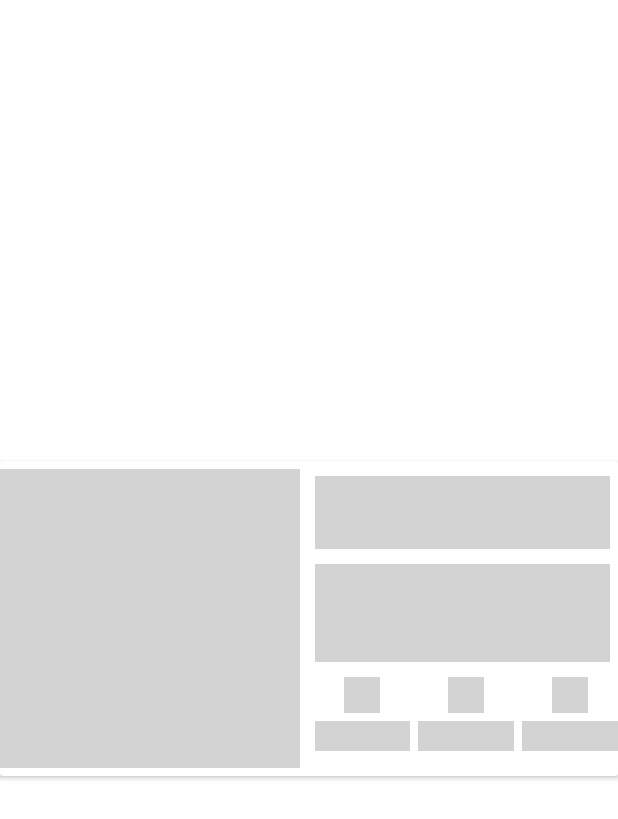
After one commit to DeeKiza22/FoodRecipes, an Android app: the layout recipe_row_layout_shimmer.xml on its own in the app's theme, with its tools: preview values and no code run, on a phone screen of 412 x 824 dp. The commit adds this screen. Shown: the top 819 px of the screen. Run offline under Robolectric (Android 15) with nearby library versions, the phone set to English and light mode, and no system bars.

Commit message:
August 15 work.

```diff
--- a/app/build.gradle
+++ b/app/build.gradle
@@ -44,4 +44,6 @@ dependencies {
     implementation "androidx.navigation:navigation-fragment-ktx:2.5.1"
     implementation "androidx.navigation:navigation-ui-ktx:2.5.1"
 
+    //shimmer
+    implementation 'com.facebook.shimmer:shimmer:0.5.0'
 }
--- a/app/src/main/AndroidManifest.xml
+++ b/app/src/main/AndroidManifest.xml
@@ -3,16 +3,21 @@
     xmlns:tools="http://schemas.android.com/tools"
     package="com.example.foodrecipes">
 
+    <uses-permission android:name="android.permission.INTERNET" />
+    <uses-permission android:name="android.permission.ACCESS_NETWORK_STATE" />
+
+
     <application
         android:allowBackup="true"
         android:dataExtractionRules="@xml/data_extraction_rules"
-        android:fullBackupContent="@xml/backup_rules"
+        android:fullBackupContent="true"
         android:icon="@mipmap/ic_launcher"
         android:label="@string/app_name"
         android:roundIcon="@mipmap/ic_launcher_round"
         android:supportsRtl="true"
         android:theme="@style/Theme.FoodRecipes"
         tools:targetApi="31">
+
         <activity
             android:name=".MainActivity"
             android:exported="true">
--- a/app/src/main/java/com/example/foodrecipes/MainActivity.kt
+++ b/app/src/main/java/com/example/foodrecipes/MainActivity.kt
@@ -3,34 +3,31 @@ package com.example.foodrecipes
 import androidx.appcompat.app.AppCompatActivity
 import android.os.Bundle
 import androidx.navigation.fragment.NavHostFragment
+import androidx.navigation.ui.AppBarConfiguration
 import androidx.navigation.ui.setupActionBarWithNavController
 import androidx.navigation.ui.setupWithNavController
 import com.google.android.material.bottomnavigation.BottomNavigationView
-import androidx.navigation.ui.AppBarConfiguration as AppBarConfiguration
 
 class MainActivity : AppCompatActivity() {
     override fun onCreate(savedInstanceState: Bundle?) {
         super.onCreate(savedInstanceState)
         setContentView(R.layout.activity_main)
 
-        /* val navHostFragment =
-            supportFragmentManager.findFragmentById(R.id.fragmentContainerView) as NavHostFragment
+        val navHostFragment = supportFragmentManager.findFragmentById(R.id.navHostFragment) as NavHostFragment
         val navController = navHostFragment.navController
 
-        var appBarConfiguration = AppBarConfiguration(
+        var appBarConfiguration:AppBarConfiguration = AppBarConfiguration(
             setOf(
                 R.id.recipesFragment,
                 R.id.favoritesFragment,
                 R.id.jokesFragment
-
-
             )
         )
 
-        val bottomNavigationView: BottomNavigationView = findViewById(R.id.bottomNavigationView)
+        val bottomNavigationView:BottomNavigationView = findViewById(R.id.bottomNavigationView)
 
         bottomNavigationView.setupWithNavController(navController)
 
-        setupActionBarWithNavController(navController, appBarConfiguration) */
+        setupActionBarWithNavController(navController, appBarConfiguration)
     }
 }
--- a/app/src/main/res/layout/activity_main.xml
+++ b/app/src/main/res/layout/activity_main.xml
@@ -7,7 +7,7 @@
     tools:context=".MainActivity">
 
     <androidx.fragment.app.FragmentContainerView
-        android:id="@+id/fragmentContainerView"
+        android:id="@+id/navHostFragment"
         android:name="androidx.navigation.fragment.NavHostFragment"
         android:layout_width="409dp"
         android:layout_height="674dp"
@@ -19,6 +19,7 @@
         app:navGraph="@navigation/food_final_nav" />
 
     <com.google.android.material.bottomnavigation.BottomNavigationView
+        android:id="@+id/bottomNavigationView"
         android:layout_width="0dp"
         android:layout_height="wrap_content"
         app:layout_constraintBottom_toBottomOf="parent"
--- a/app/src/main/res/layout/fragment_recipes.xml
+++ b/app/src/main/res/layout/fragment_recipes.xml
@@ -5,10 +5,29 @@
     android:layout_height="match_parent"
     tools:context=".RecipesFragment">
 
-    <!-- TODO: Update blank fragment layout -->
-    <TextView
+    <com.facebook.shimmer.ShimmerFrameLayout
         android:layout_width="match_parent"
-        android:layout_height="match_parent"
-        android:text="@string/recipes" />
+        android:layout_height="wrap_content">
+
+        <LinearLayout
+            android:layout_width="match_parent"
+            android:orientation="vertical"
+            android:layout_height="match_parent">
+            <include layout="@layout/recipe_row_layout_shimmer"/>
+            <include layout="@layout/recipe_row_layout_shimmer"/>
+            <include layout="@layout/recipe_row_layout_shimmer"/>
+            <include layout="@layout/recipe_row_layout_shimmer"/>
+            <include layout="@layout/recipe_row_layout_shimmer"/>
+            <include layout="@layout/recipe_row_layout_shimmer"/>
+            <include layout="@layout/recipe_row_layout_shimmer"/>
+            <include layout="@layout/recipe_row_layout_shimmer"/>
+            <include layout="@layout/recipe_row_layout_shimmer"/>
+            <include layout="@layout/recipe_row_layout_shimmer"/>
+
+
+        </LinearLayout>
+
+    </com.facebook.shimmer.ShimmerFrameLayout>
+
 
 </FrameLayout>
--- /dev/null
+++ b/app/src/main/res/layout/recipe_row_layout_shimmer.xml
@@ -0,0 +1,127 @@
+<?xml version="1.0" encoding="utf-8"?>
+<androidx.constraintlayout.widget.ConstraintLayout xmlns:android="http://schemas.android.com/apk/res/android"
+    xmlns:app="http://schemas.android.com/apk/res-auto"
+    xmlns:tools="http://schemas.android.com/tools"
+    android:layout_width="match_parent"
+    android:layout_height="match_parent">
+
+    <androidx.cardview.widget.CardView
+        android:layout_width="0dp"
+        android:layout_height="210dp"
+        app:layout_constraintBottom_toBottomOf="parent"
+        app:layout_constraintEnd_toEndOf="parent"
+        app:layout_constraintStart_toStartOf="parent"
+        app:layout_constraintTop_toTopOf="parent">
+
+        <LinearLayout
+            android:layout_width="match_parent"
+            android:orientation="horizontal"
+            android:layout_height="match_parent">
+
+            <ImageView
+                android:layout_width="@dimen/recipeImageWidth"
+                android:background="@color/grey"
+                android:layout_marginTop="5dp"
+                android:layout_marginBottom="5dp"
+                android:layout_height="match_parent"/>
+
+            <LinearLayout
+                android:layout_width="match_parent"
+                android:layout_marginLeft="10dp"
+                android:orientation="vertical"
+                android:layout_height="match_parent">
+
+                <TextView
+                    android:layout_width="match_parent"
+                    android:layout_height="0dp"
+                    android:layout_marginRight="5dp"
+                    android:background="@color/grey"
+                    android:layout_marginTop="10dp"
+                    android:layout_weight="1.5"/>
+
+                <TextView
+                    android:layout_width="match_parent"
+                    android:layout_marginTop="10dp"
+                    android:layout_height="0dp"
+                    android:layout_marginRight="5dp"
+                    android:background="@color/grey"
+                    android:layout_weight="2"/>
+
+                <LinearLayout
+                    android:layout_width="match_parent"
+                    android:layout_marginTop="10dp"
+                    android:layout_height="0dp"
+                    android:layout_weight="2">
+
+                    <LinearLayout
+                        android:layout_width="0dp"
+                        android:layout_weight="1"
+                        android:orientation="vertical"
+                        android:layout_height="match_parent">
+
+                       <ImageView
+                           android:layout_width="24dp"
+                           android:background="@color/grey"
+                           android:layout_gravity="center_horizontal"
+                           android:layout_height="24dp" />
+
+                        <TextView
+                            android:layout_width="match_parent"
+                            android:background="@color/grey"
+                            android:layout_marginTop="5dp"
+                            android:layout_height="20dp" />
+
+                    </LinearLayout>
+
+                    <LinearLayout
+                        android:layout_width="0dp"
+                        android:layout_weight="1"
+                        android:layout_marginLeft="5dp"
+                        android:orientation="vertical"
+                        android:layout_height="match_parent">
+
+                        <ImageView
+                            android:layout_width="24dp"
+                            android:background="@color/grey"
+                            android:layout_gravity="center_horizontal"
+                            android:layout_height="24dp" />
+
+                        <TextView
+                            android:layout_width="match_parent"
+                            android:background="@color/grey"
+                            android:layout_marginTop="5dp"
+                            android:layout_height="20dp" />
+
+
+                    </LinearLayout>
+
+
+                        <LinearLayout
+                            android:layout_width="0dp"
+                            android:layout_weight="1"
+                            android:layout_marginLeft="5dp"
+                            android:orientation="vertical"
+                            android:layout_height="match_parent">
+
+                            <ImageView
+                                android:layout_width="24dp"
+                                android:background="@color/grey"
+                                android:layout_gravity="center_horizontal"
+                                android:layout_height="24dp" />
+
+                            <TextView
+                                android:layout_width="match_parent"
+                                android:background="@color/grey"
+                                android:layout_marginTop="5dp"
+                                android:layout_height="20dp" />
+
+                        </LinearLayout>
+
+                </LinearLayout>
+
+            </LinearLayout>
+
+        </LinearLayout>
+
+    </androidx.cardview.widget.CardView>
+</androidx.constraintlayout.widget.ConstraintLayout>
--- /dev/null
+++ b/app/src/main/res/values/Foody_Dimensions.xml
@@ -0,0 +1,6 @@
+<?xml version="1.0" encoding="utf-8"?>
+<resources>
+
+    <dimen name="recipeImageWidth">200dp</dimen>
+
+</resources>
--- a/app/src/main/res/values/colors.xml
+++ b/app/src/main/res/values/colors.xml
@@ -7,4 +7,5 @@
     <color name="teal_700">#FF018786</color>
     <color name="black">#FF000000</color>
     <color name="white">#FFFFFFFF</color>
+    <color name="grey">#D3D3D3</color>
 </resources>
--- a/app/src/main/res/values/strings.xml
+++ b/app/src/main/res/values/strings.xml
@@ -1,6 +1,5 @@
 <resources>
     <string name="app_name">FoodRecipes</string>
-    <!-- TODO: Remove or change this placeholder text -->
     <string name="recipes">Recipes</string>
     <string name="jokes">Jokes</string>
     <string name="favorites">Favorites</string>
```
Also changed, not shown: app/src/main/java/com/example/foodrecipes/favoritesFragment.kt (line endings or trailing spaces).
